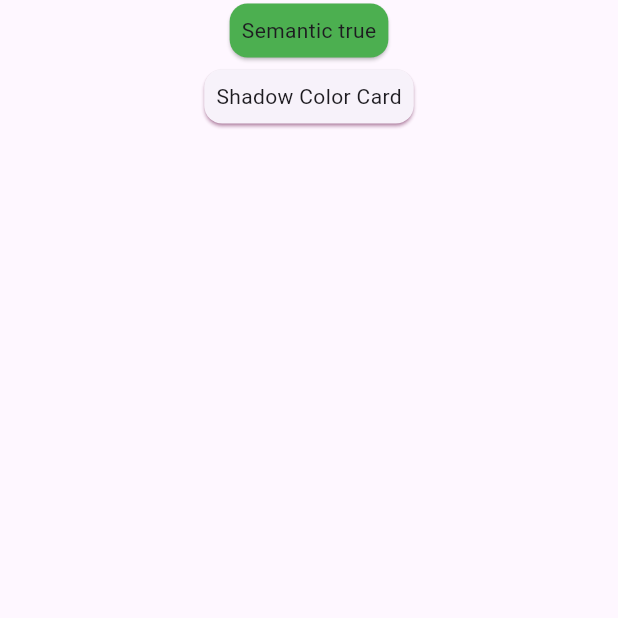
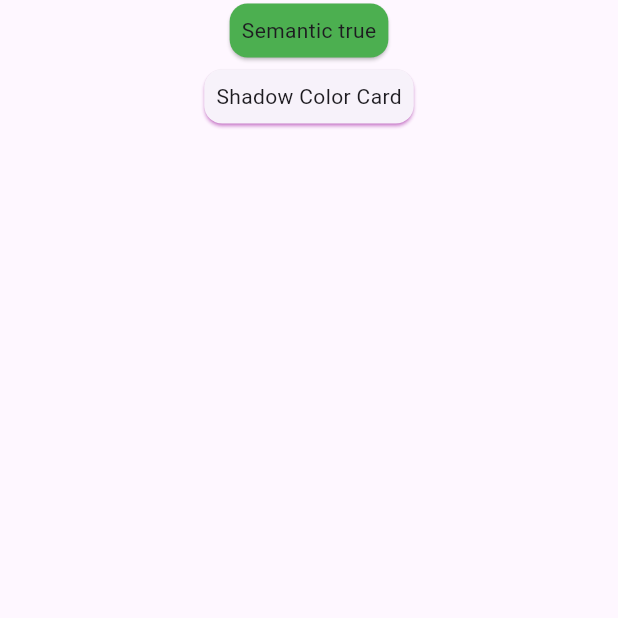
Before and after one commit to AryaPramudya898/latihan8, a Flutter app: the screen it shows after launch, on a phone screen of 412 x 824 dp, the part 463-1081 px from its top. Run offline on Flutter 3.47's test engine with Material 3 defaults, Android fonts, the light colour scheme and no system bars.

Commit message:
Memberi shadow color

```diff
--- a/lib/card/card.dart
+++ b/lib/card/card.dart
@@ -75,14 +75,13 @@ class MyCard extends StatelessWidget {
                     child: Text("Semantic true", style: TextStyle(fontSize: 14.0)),
                       ),
                       ),
-                      Card(
-                      shadowColor: const Color.fromARGB(255, 165, 10, 111),
+                     Card(
+                      shadowColor: const Color.fromARGB(255, 241, 7, 241),
                       child: Padding(
                       padding: const EdgeInsets.all(8.0),
                       child: Text("Shadow Color Card", style: TextStyle(fontSize: 14.0)),
                       ),
                       )
-
 
             ],
           ),
```
